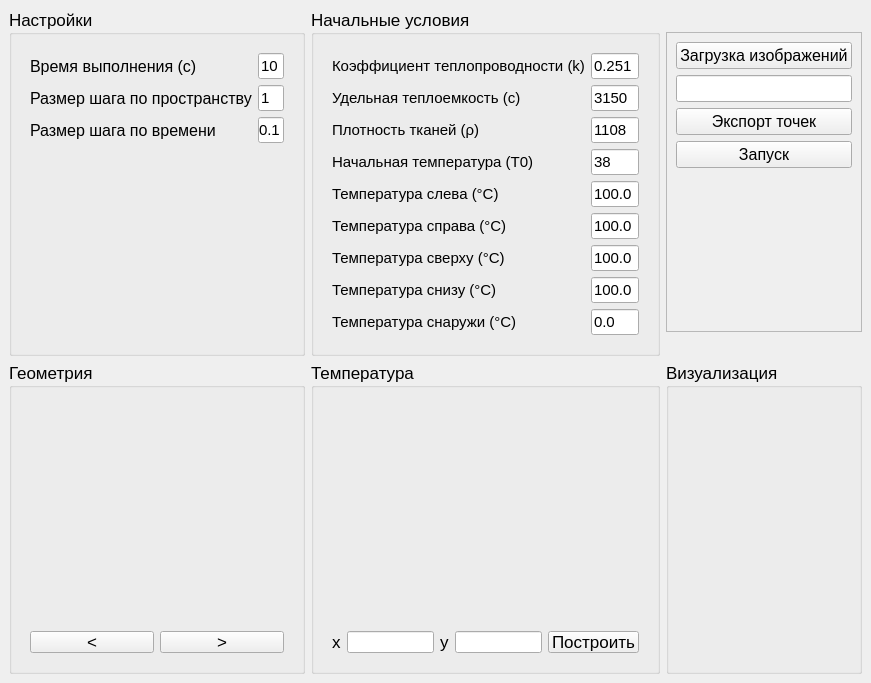
Above: ui/main_window.ui from baltikaa9/brain before the change. Below: the same form after it.
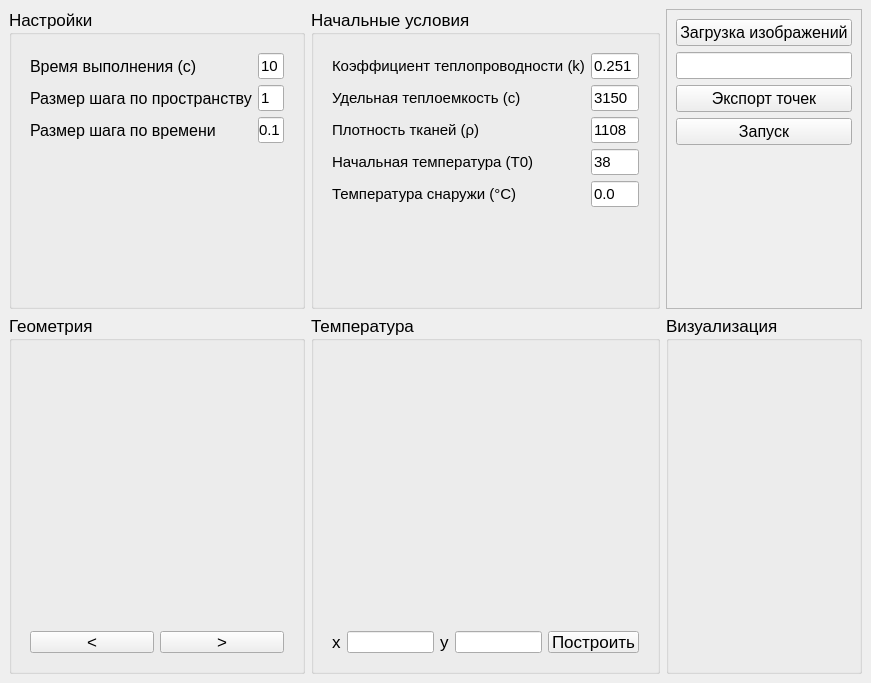
That is the form after the change.

Patch:
```diff
--- a/ui/main_window.ui
+++ b/ui/main_window.ui
@@ -469,150 +469,150 @@
             </property>
            </widget>
           </item>
-          <item row="4" column="0">
-           <widget class="QLabel" name="label_T_left">
-            <property name="minimumSize">
-             <size>
-              <width>0</width>
-              <height>20</height>
-             </size>
-            </property>
-            <property name="font">
-             <font>
-              <pointsize>11</pointsize>
-             </font>
-            </property>
-            <property name="text">
-             <string>Температура слева (°C)</string>
-            </property>
-           </widget>
-          </item>
-          <item row="4" column="1">
-           <widget class="QLineEdit" name="lineEdit_T_left">
-            <property name="minimumSize">
-             <size>
-              <width>0</width>
-              <height>20</height>
-             </size>
-            </property>
-            <property name="font">
-             <font>
-              <pointsize>11</pointsize>
-             </font>
-            </property>
-            <property name="text">
-             <string>100.0</string>
-            </property>
-           </widget>
-          </item>
-          <item row="5" column="0">
-           <widget class="QLabel" name="label_T_right">
-            <property name="minimumSize">
-             <size>
-              <width>0</width>
-              <height>20</height>
-             </size>
-            </property>
-            <property name="font">
-             <font>
-              <pointsize>11</pointsize>
-             </font>
-            </property>
-            <property name="text">
-             <string>Температура справа (°C)</string>
-            </property>
-           </widget>
-          </item>
-          <item row="5" column="1">
-           <widget class="QLineEdit" name="lineEdit_T_right">
-            <property name="minimumSize">
-             <size>
-              <width>0</width>
-              <height>20</height>
-             </size>
-            </property>
-            <property name="font">
-             <font>
-              <pointsize>11</pointsize>
-             </font>
-            </property>
-            <property name="text">
-             <string>100.0</string>
-            </property>
-           </widget>
-          </item>
-          <item row="6" column="0">
-           <widget class="QLabel" name="label_T_top">
-            <property name="minimumSize">
-             <size>
-              <width>0</width>
-              <height>20</height>
-             </size>
-            </property>
-            <property name="font">
-             <font>
-              <pointsize>11</pointsize>
-             </font>
-            </property>
-            <property name="text">
-             <string>Температура сверху (°C)</string>
-            </property>
-           </widget>
-          </item>
-          <item row="6" column="1">
-           <widget class="QLineEdit" name="lineEdit_T_top">
-            <property name="minimumSize">
-             <size>
-              <width>0</width>
-              <height>20</height>
-             </size>
-            </property>
-            <property name="font">
-             <font>
-              <pointsize>11</pointsize>
-             </font>
-            </property>
-            <property name="text">
-             <string>100.0</string>
-            </property>
-           </widget>
-          </item>
-          <item row="7" column="0">
-           <widget class="QLabel" name="label_T_bottom">
-            <property name="minimumSize">
-             <size>
-              <width>0</width>
-              <height>20</height>
-             </size>
-            </property>
-            <property name="font">
-             <font>
-              <pointsize>11</pointsize>
-             </font>
-            </property>
-            <property name="text">
-             <string>Температура снизу (°C)</string>
-            </property>
-           </widget>
-          </item>
-          <item row="7" column="1">
-           <widget class="QLineEdit" name="lineEdit_T_bottom">
-            <property name="minimumSize">
-             <size>
-              <width>0</width>
-              <height>20</height>
-             </size>
-            </property>
-            <property name="font">
-             <font>
-              <pointsize>11</pointsize>
-             </font>
-            </property>
-            <property name="text">
-             <string>100.0</string>
-            </property>
-           </widget>
-          </item>
+<!--          <item row="4" column="0">-->
+<!--           <widget class="QLabel" name="label_T_left">-->
+<!--            <property name="minimumSize">-->
+<!--             <size>-->
+<!--              <width>0</width>-->
+<!--              <height>20</height>-->
+<!--             </size>-->
+<!--            </property>-->
+<!--            <property name="font">-->
+<!--             <font>-->
+<!--              <pointsize>11</pointsize>-->
+<!--             </font>-->
+<!--            </property>-->
+<!--            <property name="text">-->
+<!--             <string>Температура слева (°C)</string>-->
+<!--            </property>-->
+<!--           </widget>-->
+<!--          </item>-->
+<!--          <item row="4" column="1">-->
+<!--           <widget class="QLineEdit" name="lineEdit_T_left">-->
+<!--            <property name="minimumSize">-->
+<!--             <size>-->
+<!--              <width>0</width>-->
+<!--              <height>20</height>-->
+<!--             </size>-->
+<!--            </property>-->
+<!--            <property name="font">-->
+<!--             <font>-->
+<!--              <pointsize>11</pointsize>-->
+<!--             </font>-->
+<!--            </property>-->
+<!--            <property name="text">-->
+<!--             <string>100.0</string>-->
+<!--            </property>-->
+<!--           </widget>-->
+<!--          </item>-->
+<!--          <item row="5" column="0">-->
+<!--           <widget class="QLabel" name="label_T_right">-->
+<!--            <property name="minimumSize">-->
+<!--             <size>-->
+<!--              <width>0</width>-->
+<!--              <height>20</height>-->
+<!--             </size>-->
+<!--            </property>-->
+<!--            <property name="font">-->
+<!--             <font>-->
+<!--              <pointsize>11</pointsize>-->
+<!--             </font>-->
+<!--            </property>-->
+<!--            <property name="text">-->
+<!--             <string>Температура справа (°C)</string>-->
+<!--            </property>-->
+<!--           </widget>-->
+<!--          </item>-->
+<!--          <item row="5" column="1">-->
+<!--           <widget class="QLineEdit" name="lineEdit_T_right">-->
+<!--            <property name="minimumSize">-->
+<!--             <size>-->
+<!--              <width>0</width>-->
+<!--              <height>20</height>-->
+<!--             </size>-->
+<!--            </property>-->
+<!--            <property name="font">-->
+<!--             <font>-->
+<!--              <pointsize>11</pointsize>-->
+<!--             </font>-->
+<!--            </property>-->
+<!--            <property name="text">-->
+<!--             <string>100.0</string>-->
+<!--            </property>-->
+<!--           </widget>-->
+<!--          </item>-->
+<!--          <item row="6" column="0">-->
+<!--           <widget class="QLabel" name="label_T_top">-->
+<!--            <property name="minimumSize">-->
+<!--             <size>-->
+<!--              <width>0</width>-->
+<!--              <height>20</height>-->
+<!--             </size>-->
+<!--            </property>-->
+<!--            <property name="font">-->
+<!--             <font>-->
+<!--              <pointsize>11</pointsize>-->
+<!--             </font>-->
+<!--            </property>-->
+<!--            <property name="text">-->
+<!--             <string>Температура сверху (°C)</string>-->
+<!--            </property>-->
+<!--           </widget>-->
+<!--          </item>-->
+<!--          <item row="6" column="1">-->
+<!--           <widget class="QLineEdit" name="lineEdit_T_top">-->
+<!--            <property name="minimumSize">-->
+<!--             <size>-->
+<!--              <width>0</width>-->
+<!--              <height>20</height>-->
+<!--             </size>-->
+<!--            </property>-->
+<!--            <property name="font">-->
+<!--             <font>-->
+<!--              <pointsize>11</pointsize>-->
+<!--             </font>-->
+<!--            </property>-->
+<!--            <property name="text">-->
+<!--             <string>100.0</string>-->
+<!--            </property>-->
+<!--           </widget>-->
+<!--          </item>-->
+<!--          <item row="7" column="0">-->
+<!--           <widget class="QLabel" name="label_T_bottom">-->
+<!--            <property name="minimumSize">-->
+<!--             <size>-->
+<!--              <width>0</width>-->
+<!--              <height>20</height>-->
+<!--             </size>-->
+<!--            </property>-->
+<!--            <property name="font">-->
+<!--             <font>-->
+<!--              <pointsize>11</pointsize>-->
+<!--             </font>-->
+<!--            </property>-->
+<!--            <property name="text">-->
+<!--             <string>Температура снизу (°C)</string>-->
+<!--            </property>-->
+<!--           </widget>-->
+<!--          </item>-->
+<!--          <item row="7" column="1">-->
+<!--           <widget class="QLineEdit" name="lineEdit_T_bottom">-->
+<!--            <property name="minimumSize">-->
+<!--             <size>-->
+<!--              <width>0</width>-->
+<!--              <height>20</height>-->
+<!--             </size>-->
+<!--            </property>-->
+<!--            <property name="font">-->
+<!--             <font>-->
+<!--              <pointsize>11</pointsize>-->
+<!--             </font>-->
+<!--            </property>-->
+<!--            <property name="text">-->
+<!--             <string>100.0</string>-->
+<!--            </property>-->
+<!--           </widget>-->
+<!--          </item>-->
           <item row="8" column="0">
            <widget class="QLabel" name="label_T_outside">
             <property name="minimumSize">
```
